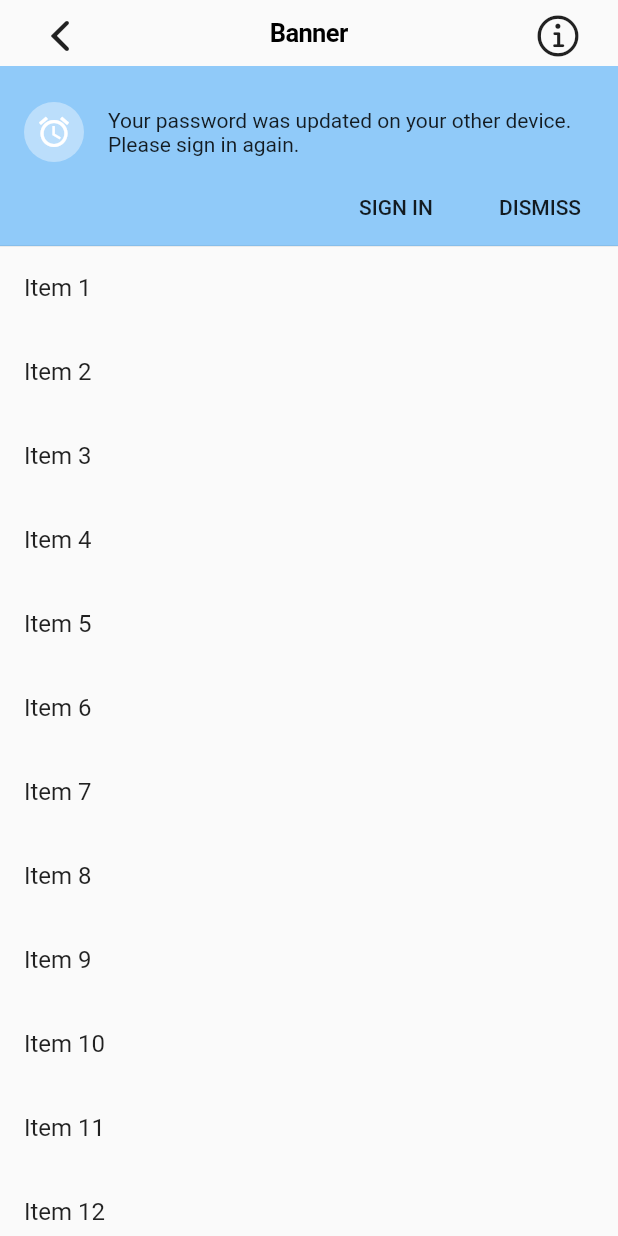
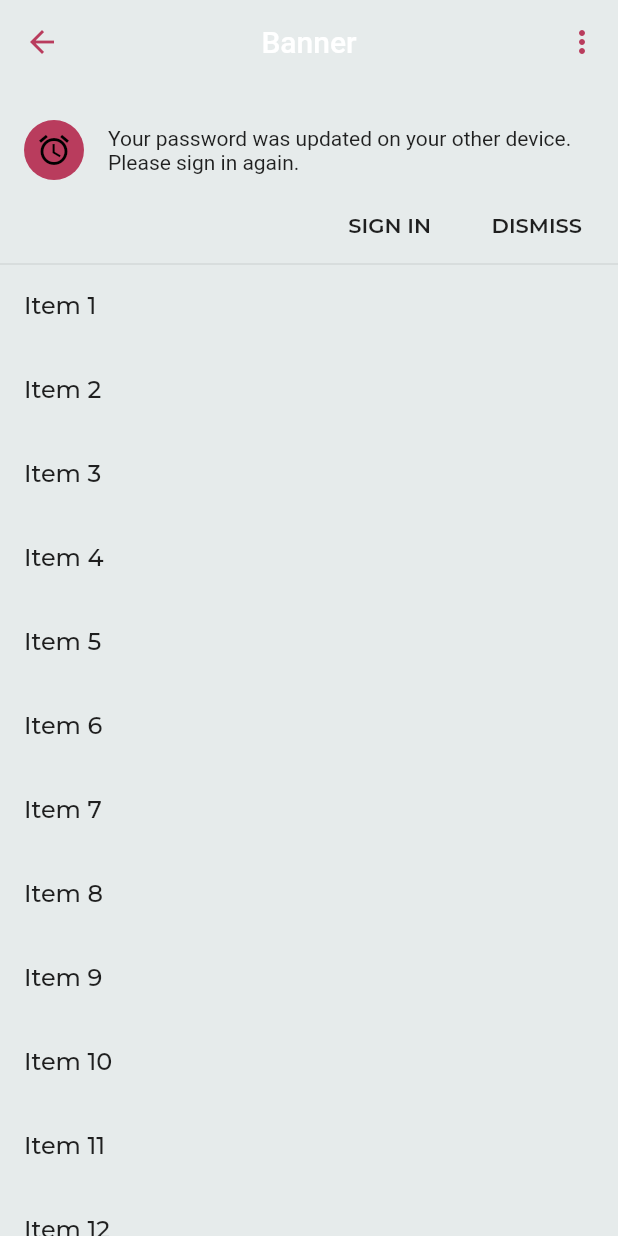
Before and after one commit to luffyjie/flutter, a Flutter app: the screen it shows after launch, after a tap on "Banner", on a phone screen of 412 x 824 dp. Run offline on Flutter 3.47's test engine with Material 2 defaults, Android fonts, the phone set to English and light mode, and no system bars; our stand-ins replace flutter_localized_locales, flutter_swiper, google_fonts; generated files the repository leaves out were written again.

Commit message:
add theme light,dark and gallery demo study

```diff
--- /dev/null
+++ b/flutter_autoLayout/lib/gallery/banner_demo.dart
@@ -0,0 +1,114 @@
+import 'package:flutter/cupertino.dart';
+import 'package:flutter_autoLayout/public.dart';
+
+enum BannerDemoAction {
+  rest,
+  showMultipleActions,
+  showLeading,
+}
+
+class BannerDemo extends StatefulWidget {
+  const BannerDemo();
+
+  @override
+  _BannerDemoState createState() => _BannerDemoState();
+}
+
+class _BannerDemoState extends State<BannerDemo> {
+  static const _itemCount = 20;
+  var _displayBanner = true;
+  var _showMultipleActions = true;
+  var _showLeading = true;
+
+  void handleDemoAction(BannerDemoAction action) {
+    setState(() {
+      switch (action) {
+        case BannerDemoAction.rest:
+          _displayBanner = true;
+          _showMultipleActions = true;
+          _showLeading = true;
+          break;
+        case BannerDemoAction.showMultipleActions:
+          _showMultipleActions = !_showMultipleActions;
+          break;
+        case BannerDemoAction.showLeading:
+          _showLeading = !_showLeading;
+          break;
+      }
+    });
+  }
+
+  @override
+  Widget build(BuildContext context) {
+    final colorScheme = Theme.of(context).colorScheme;
+    final banner = MaterialBanner(
+      content: Text(AutolayoutLocalizations.of(context).bannerDemoText),
+      leading: _showLeading
+          ? CircleAvatar(
+              child: Icon(
+                Icons.access_alarm,
+                color: colorScheme.onPrimary,
+              ),
+              backgroundColor: colorScheme.primary,
+            )
+          : null,
+      actions: [
+        FlatButton(
+            onPressed: () {
+              setState(() {
+                _displayBanner = false;
+              });
+            },
+            child: Text(AutolayoutLocalizations.of(context).signIn)),
+        if (_showMultipleActions)
+          FlatButton(
+              onPressed: () {
+                setState(() {
+                  _displayBanner = false;
+                });
+              },
+              child: Text(AutolayoutLocalizations.of(context).dismiss))
+      ],
+      backgroundColor: colorScheme.background,
+    );
+    return Scaffold(
+        appBar: AppBar(
+          title: Text(AutolayoutLocalizations.of(context).demoBannerTitle),
+          centerTitle: true,
+          actions: [
+            PopupMenuButton<BannerDemoAction>(
+              onSelected: handleDemoAction,
+              itemBuilder: (context) => <PopupMenuEntry<BannerDemoAction>>[
+                PopupMenuItem<BannerDemoAction>(
+                  child: Text(
+                      AutolayoutLocalizations.of(context).bannerDemoResetText),
+                  value: BannerDemoAction.rest,
+                ),
+                const PopupMenuDivider(),
+                CheckedPopupMenuItem<BannerDemoAction>(
+                  value: BannerDemoAction.showMultipleActions,
+                  checked: _showMultipleActions,
+                  child: Text(AutolayoutLocalizations.of(context)
+                      .bannerDemoMultipleText),
+                ),
+                CheckedPopupMenuItem<BannerDemoAction>(
+                  value: BannerDemoAction.showLeading,
+                  checked: _showLeading,
+                  child: Text(AutolayoutLocalizations.of(context)
+                      .bannerDemoLeadingText),
+                )
+              ],
+            )
+          ],
+        ),
+        body: ListView.builder(
+            itemCount: _displayBanner ? _itemCount + 1 : _itemCount,
+            itemBuilder: (context, index) {
+              if (index == 0 && _displayBanner) return banner;
+              return ListTile(
+                title: Text(AutolayoutLocalizations.of(context)
+                    .starterAppDrawerItem(_displayBanner ? index : index + 1)),
+              );
+            }));
+  }
+}
--- a/flutter_autoLayout/lib/gallery/gallery_banner_page.dart
+++ /dev/null
@@ -1,134 +0,0 @@
-import 'package:flutter/cupertino.dart';
-import 'package:flutter/material.dart';
-import 'package:flutter_gen/gen_l10n/autolayout_localizations.dart';
-
-enum BannerDemoAction {
-  rest,
-  showMultipleActions,
-  showLeading,
-}
-
-class BannerDemo extends StatefulWidget {
-  const BannerDemo();
-
-  @override
-  _BannerDemoState createState() => _BannerDemoState();
-}
-
-class _BannerDemoState extends State<BannerDemo> {
-  static const _itemCount = 20;
-  var _displayBanner = true;
-  var _showMultipleActions = true;
-  var _showLeading = true;
-
-  void handleDemoAction(BannerDemoAction action) {
-    setState(() {
-      switch (action) {
-        case BannerDemoAction.rest:
-          _displayBanner = true;
-          _showMultipleActions = true;
-          _showLeading = true;
-          break;
-        case BannerDemoAction.showMultipleActions:
-          _showMultipleActions = true;
-          break;
-        case BannerDemoAction.showLeading:
-          _showLeading = !_showLeading;
-          break;
-      }
-    });
-  }
-
-  @override
-  Widget build(BuildContext context) {
-    final colorScheme = Theme.of(context).colorScheme;
-    final banner = MaterialBanner(
-      content: Text(AutolayoutLocalizations.of(context).bannerDemoText),
-      leading: _showLeading
-          ? CircleAvatar(
-              child: Icon(
-                Icons.access_alarm,
-                color: colorScheme.onPrimary,
-              ),
-            )
-          : null,
-      actions: [
-        FlatButton(
-            onPressed: () {},
-            child: Text(AutolayoutLocalizations.of(context).signIn)),
-        if (_showMultipleActions)
-          FlatButton(
-              onPressed: () {
-                setState(() {
-                  _displayBanner = false;
-                });
-              },
-              child: Text(AutolayoutLocalizations.of(context).dismiss))
-      ],
-      backgroundColor: colorScheme.background,
-    );
-    return Scaffold(
-      body: CupertinoPageScaffold(
-        navigationBar: CupertinoNavigationBar(
-          automaticallyImplyLeading: false,
-          middle: Text(AutolayoutLocalizations.of(context).demoBannerTitle),
-          leading: IconButton(
-            icon: Icon(
-              CupertinoIcons.back,
-            ),
-            onPressed: () {
-              Navigator.pop(context);
-            },
-          ),
-          trailing: IconButton(
-            icon: Icon(
-              CupertinoIcons.info,
-            ),
-            onPressed: () {
-              PopupMenuButton<BannerDemoAction>(
-                onSelected: handleDemoAction,
-                itemBuilder: (context) => <PopupMenuEntry<BannerDemoAction>>[
-                  PopupMenuItem<BannerDemoAction>(
-                    child: Text(AutolayoutLocalizations.of(context)
-                        .bannerDemoResetText),
-                    value: BannerDemoAction.rest,
-                  ),
-                  const PopupMenuDivider(),
-                  CheckedPopupMenuItem<BannerDemoAction>(
-                    value: BannerDemoAction.showMultipleActions,
-                    checked: _showMultipleActions,
-                    child: Text(AutolayoutLocalizations.of(context)
-                        .bannerDemoMultipleText),
-                  ),
-                  CheckedPopupMenuItem<BannerDemoAction>(
-                    value: BannerDemoAction.showLeading,
-                    checked: _showLeading,
-                    child: Text(AutolayoutLocalizations.of(context)
-                        .bannerDemoLeadingText),
-                  )
-                ],
-              );
-            },
-          ),
-        ),
-        child: SafeArea(
-            child: Column(
-          children: [
-            Expanded(
-                flex: 1,
-                child: ListView.builder(
-                    itemCount: _displayBanner ? _itemCount + 1 : _itemCount,
-                    itemBuilder: (context, index) {
-                      if (index == 0 && _displayBanner) return banner;
-                      return ListTile(
-                        title: Text(AutolayoutLocalizations.of(context)
-                            .starterAppDrawerItem(
-                                _displayBanner ? index : index + 1)),
-                      );
-                    }))
-          ],
-        )),
-      ),
-    );
-  }
-}
--- a/flutter_autoLayout/lib/gallery/gallery_button.dart
+++ b/flutter_autoLayout/lib/gallery/gallery_button.dart
@@ -1,5 +1,4 @@
-import 'package:flutter/cupertino.dart';
-import 'package:flutter/material.dart';
+import 'package:flutter_autoLayout/public.dart';
 
 class GalleryButton extends StatelessWidget {
   final String name;
@@ -15,7 +14,7 @@ class GalleryButton extends StatelessWidget {
                 fontSize: 15,
                 fontWeight: FontWeight.normal,
                 color: Colors.white)),
-        color: Color(0xFF47A0E3),
+        color: Color(0xEC17BFEF),
         onPressed: onPressed);
   }
 }
--- a/flutter_autoLayout/lib/main.dart
+++ b/flutter_autoLayout/lib/main.dart
@@ -1,13 +1,14 @@
 import 'package:flutter/cupertino.dart';
-import 'package:flutter/material.dart';
+import 'package:flutter_autoLayout/public.dart';
+import 'package:flutter_autoLayout/themes/theme_data.dart';
 import 'package:flutter_localized_locales/flutter_localized_locales.dart';
-import 'package:flutter_gen/gen_l10n/autolayout_localizations.dart';
-
-import 'gallery/gallery_button.dart';
 import 'loan/loan_fill_page.dart';
 import 'loan/loan_page.dart';
 import 'pay/pay_method_list_page.dart';
-import 'gallery/gallery_banner_page.dart';
+import 'gallery/bottom_app_bar_demo.dart';
+import 'gallery/banner_demo.dart';
+import 'gallery/gallery_button.dart';
+import 'gallery/bottom_navigation_demo.dart';
 
 void main() {
   runApp(MyApp());
@@ -18,14 +19,22 @@ class MyApp extends StatelessWidget {
   Widget build(BuildContext context) {
     return MaterialApp(
         title: "Flutter_AutoLayout",
-        theme: ThemeData(primaryColor: Colors.white),
+        debugShowCheckedModeBanner: false,
+        themeMode: ThemeMode.system,
+        theme: AutolayoutThemeData.lightThemeData,
+        darkTheme: AutolayoutThemeData.darkThemeData,
         home: MyHomePage(),
         routes: {
           '/loan': (BuildContext contenxt) => LoanPage(),
           '/loan_fill': (BuildContext contenxt) => LoanFillPage(),
           '/pay_method_List': (BuildContext context) => PayMethodListPage(),
           // demo
-          '/gallery_banner': (BuildContext context) => BannerDemo(),
+          '/banner_demo': (BuildContext context) => BannerDemo(),
+          '/bottomappbar_demo': (BuildContext context) => BottomAppBarDemo(),
+          '/bottomnavigation_demo': (BuildContext context) =>
+              BotttomNavigationDemo(
+                type: BottomNavigationDemoType.withoutLabels,
+              ),
         },
         localizationsDelegates: const [
           ...AutolayoutLocalizations.localizationsDelegates,
@@ -73,12 +82,30 @@ class _MyHomePageSatate extends State<MyHomePage> {
                       Navigator.pushNamed(context, '/loan');
                     }),
               ),
-              Row(
+              Padding(
+                  padding: const EdgeInsets.all(8),
+                  child: Text(
+                    'Gallery demo',
+                    style: TextStyle(color: Colors.black),
+                  )),
+              Wrap(
+                spacing: 8,
+                runSpacing: 4,
                 children: [
                   GalleryButton(
                       name: "Banner",
                       onPressed: () {
-                        Navigator.pushNamed(context, '/gallery_banner');
+                        Navigator.pushNamed(context, '/banner_demo');
+                      }),
+                  GalleryButton(
+                      name: "Bottom app Bar",
+                      onPressed: () {
+                        Navigator.pushNamed(context, '/bottomappbar_demo');
+                      }),
+                  GalleryButton(
+                      name: "Bottom navigation",
+                      onPressed: () {
+                        Navigator.pushNamed(context, '/bottomnavigation_demo');
                       }),
                 ],
               ),
--- a/flutter_autoLayout/lib/pay/pay_method_list_page.dart
+++ b/flutter_autoLayout/lib/pay/pay_method_list_page.dart
@@ -1,8 +1,7 @@
+import 'package:flutter_autoLayout/public.dart';
 import 'package:flutter/cupertino.dart';
-import 'package:flutter/material.dart';
-import 'package:flutter_autoLayout/public.dart';
 
-class PayMethodListPage extends BasicPage {
+class PayMethodListPage extends StatelessWidget {
   @override
   Widget build(BuildContext context) {
     return CupertinoPageScaffold(
--- a/flutter_autoLayout/lib/public.dart
+++ b/flutter_autoLayout/lib/public.dart
@@ -1,6 +1,6 @@
 library public;
 
 // App
-export 'package:flutter_autoLayout/basic/basic_page.dart';
+export 'package:flutter/material.dart';
 export 'package:flutter_autoLayout/styles.dart';
 export 'package:flutter_gen/gen_l10n/autolayout_localizations.dart';
--- a/flutter_autoLayout/lib/styles.dart
+++ b/flutter_autoLayout/lib/styles.dart
@@ -1,4 +1,5 @@
 import 'package:flutter/cupertino.dart';
+import 'package:flutter/material.dart';
 
 abstract class Styles {
   static TextStyle headlineText(CupertinoThemeData themeData) => TextStyle(
--- /dev/null
+++ b/flutter_autoLayout/lib/themes/theme_data.dart
@@ -0,0 +1,85 @@
+import 'package:flutter_autoLayout/public.dart';
+import 'package:google_fonts/google_fonts.dart';
+
+class AutolayoutThemeData {
+  static const _lightFillColor = Colors.black;
+  static const _darkFillColor = Colors.white;
+
+  static final Color _lightFocusColor = Colors.black.withOpacity(0.12);
+  static final Color _darkFocusColor = Colors.white.withOpacity(0.12);
+
+  static ThemeData lightThemeData =
+      themeData(lightColorScheme, _lightFocusColor);
+  static ThemeData darkThemeData = themeData(darkColorScheme, _darkFocusColor);
+
+  static ThemeData themeData(ColorScheme colorScheme, Color focusColor) {
+    return ThemeData(
+      colorScheme: colorScheme,
+      textTheme: _textTheme,
+      // Matches manifest.json colors and background color.
+      primaryColor: const Color(0xFF030303),
+      appBarTheme: AppBarTheme(
+        textTheme: _textTheme.apply(bodyColor: colorScheme.onPrimary),
+        color: colorScheme.background,
+        elevation: 0,
+        iconTheme: IconThemeData(color: colorScheme.primary),
+        brightness: colorScheme.brightness,
+      ),
+      iconTheme: IconThemeData(color: colorScheme.onPrimary),
+      canvasColor: colorScheme.background,
+      scaffoldBackgroundColor: colorScheme.background,
+      highlightColor: Colors.transparent,
+      accentColor: colorScheme.primary,
+      focusColor: focusColor,
+      snackBarTheme: SnackBarThemeData(
+        behavior: SnackBarBehavior.floating,
+        backgroundColor: Color.alphaBlend(
+          _lightFillColor.withOpacity(0.80),
+          _darkFillColor,
+        ),
+        contentTextStyle: _textTheme.subtitle1.apply(color: _darkFillColor),
+      ),
+    );
+  }
+
+  static const ColorScheme lightColorScheme = ColorScheme(
+    primary: Color(0xFFB93C5D),
+    primaryVariant: Color(0xFF117378),
+    secondary: Color(0xFFEFF3F3),
+    secondaryVariant: Color(0xFFFAFBFB),
+    background: Color(0xFFE6EBEB),
+    surface: Color(0xFFFAFBFB),
+    onBackground: Colors.white,
+    error: _lightFillColor,
+    onError: _lightFillColor,
+    onPrimary: _lightFillColor,
+    onSecondary: Color(0xFF322942),
+    onSurface: Color(0xFF241E30),
+    brightness: Brightness.light,
+  );
+
+  static const ColorScheme darkColorScheme = ColorScheme(
+    primary: Color(0xFFFF8383),
+    primaryVariant: Color(0xFF1CDEC9),
+    secondary: Color(0xFF4D1F7C),
+    secondaryVariant: Color(0xFF451B6F),
+    background: Color(0xFF241E30),
+    surface: Color(0xFF1F1929),
+    onBackground: Color(0x0DFFFFFF), // White with 0.05 opacity
+    error: _darkFillColor,
+    onError: _darkFillColor,
+    onPrimary: _darkFillColor,
+    onSecondary: _darkFillColor,
+    onSurface: _darkFillColor,
+    brightness: Brightness.dark,
+  );
+
+  static const _regular = FontWeight.w400;
+  static const _medium = FontWeight.w500;
+  static const _semiBold = FontWeight.w600;
+
+  static final TextTheme _textTheme = TextTheme(
+      button: GoogleFonts.montserrat(fontWeight: _semiBold, fontSize: 14),
+      subtitle1: GoogleFonts.montserrat(fontWeight: _medium, fontSize: 16.0),
+      bodyText1: GoogleFonts.montserrat(fontWeight: _regular, fontSize: 14.0));
+}
--- a/flutter_autoLayout/pubspec.yaml
+++ b/flutter_autoLayout/pubspec.yaml
@@ -39,6 +39,8 @@ dependencies:
   rally_assets: ^2.0.0
   flutter_gallery_assets: ^0.2.6
   shrine_images: ^1.1.2
+  google_fonts: ^1.0.0
+  animations: ^1.1.2
 
 dev_dependencies:
   flutter_test:
```
Also changed, not shown: flutter_autoLayout/lib/gallery/bottom_app_bar_demo.dart (added, +147 -0 lines), flutter_autoLayout/lib/gallery/bottom_navigation_demo.dart (added, +144 -0 lines), flutter_autoLayout/pubspec.lock.
